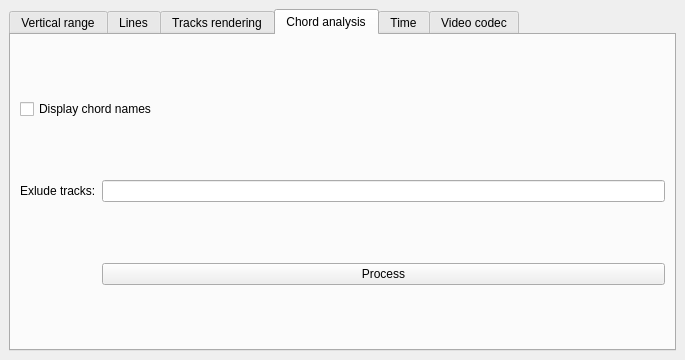
Before: the Qt Designer form dockwidrender.ui in lgmventura/MusicaVisual, drawn with Qt 5.
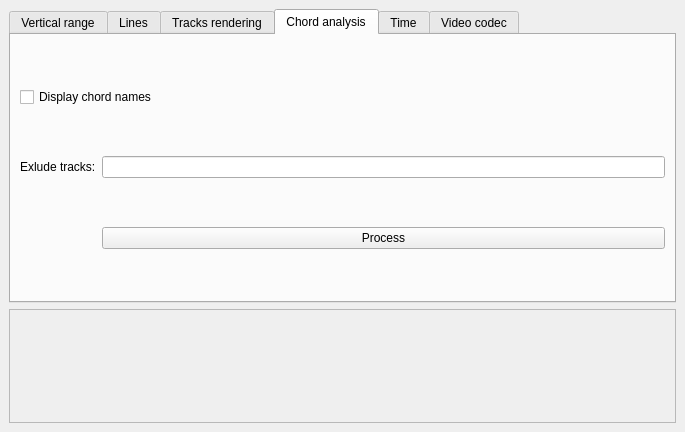
After: the same form once the commit is applied.

Commit message: rendering pitches being played on animation window. Tracks excluder not implemented yet.

What changed in the file:
```diff
--- a/dockwidrender.ui
+++ b/dockwidrender.ui
@@ -7,7 +7,7 @@
     <x>0</x>
     <y>0</y>
     <width>685</width>
-    <height>360</height>
+    <height>432</height>
    </rect>
   </property>
   <property name="floating">
@@ -557,6 +557,23 @@
       </widget>
      </widget>
     </item>
+    <item row="1" column="0">
+     <widget class="QScrollArea" name="scrollArea">
+      <property name="widgetResizable">
+       <bool>true</bool>
+      </property>
+      <widget class="QWidget" name="scrollAreaWidgetContents">
+       <property name="geometry">
+        <rect>
+         <x>0</x>
+         <y>0</y>
+         <width>665</width>
+         <height>79</height>
+        </rect>
+       </property>
+      </widget>
+     </widget>
+    </item>
    </layout>
   </widget>
  </widget>
```
The commit also changes 5 other files.
